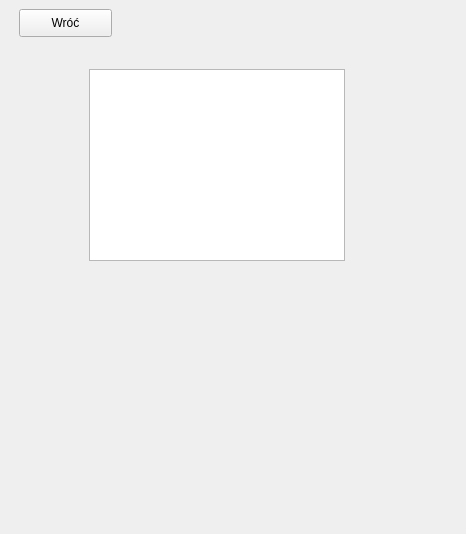
KrzysztofBuda/LaPizza, file mainwindow.ui: the form before one commit.
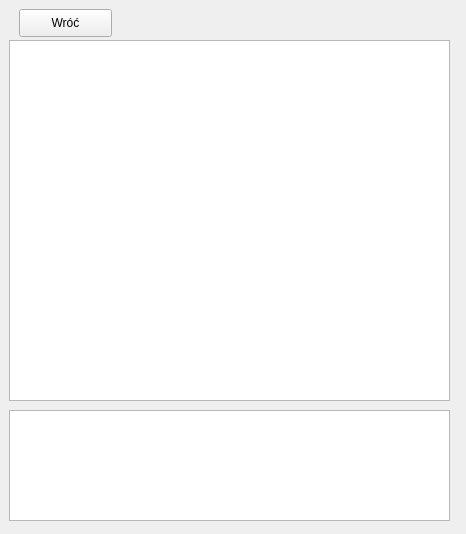
The form after the commit. The open tabs and pages were chosen to show the change.

```diff
--- a/mainwindow.ui
+++ b/mainwindow.ui
@@ -635,10 +635,10 @@
        <widget class="QGraphicsView" name="pizzaTygodnia">
         <property name="geometry">
          <rect>
-          <x>80</x>
-          <y>60</y>
-          <width>256</width>
-          <height>192</height>
+          <x>0</x>
+          <y>31</y>
+          <width>441</width>
+          <height>361</height>
          </rect>
         </property>
        </widget>
@@ -655,6 +655,16 @@
          <string>Wróć</string>
         </property>
        </widget>
+       <widget class="QListWidget" name="daneDoWykresu">
+        <property name="geometry">
+         <rect>
+          <x>0</x>
+          <y>401</y>
+          <width>441</width>
+          <height>111</height>
+         </rect>
+        </property>
+       </widget>
       </widget>
       <widget class="QWidget" name="Platnosc">
        <widget class="QPushButton" name="pushButton_8">
```
Left out of the diff: 2 changed lines with no effect on the pictures.
